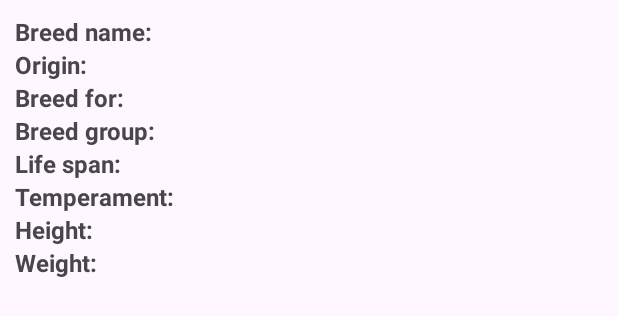
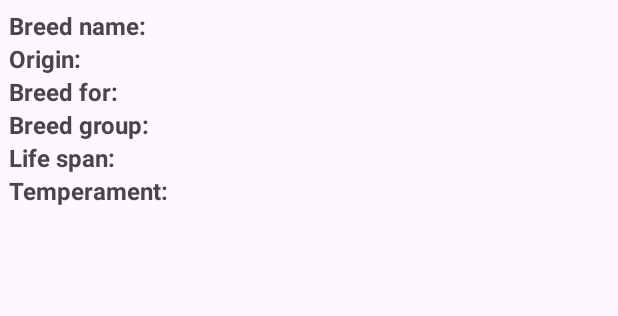
Before and after one commit to nikolalucicc/DogBreedExplorer, an Android app built with Jetpack Compose: the layout fragment_breed_details.xml on its own in the app's theme, with its tools: preview values and no code run, on a phone screen of 412 x 824 dp. Shown: the top 316 px of the screen. Run offline under Robolectric (Android 15) with nearby library versions, the phone set to English and light mode, and no system bars.

```diff
--- a/app/build.gradle.kts
+++ b/app/build.gradle.kts
@@ -59,7 +59,7 @@ dependencies {
     implementation ("com.squareup.retrofit2:converter-gson:2.9.0")
     implementation ("com.squareup.retrofit2:retrofit:2.9.0")
 
-    implementation ("androidx.recyclerview:recyclerview:1.3.1")
+    implementation ("androidx.recyclerview:recyclerview:1.3.2")
     implementation("com.google.android.material:material:1.10.0")
     implementation("androidx.core:core-ktx:1.12.0")
     implementation("androidx.lifecycle:lifecycle-runtime-ktx:2.6.2")
--- a/app/src/main/java/com/dogbreedexplorer/ui/breeds/BreedsAdapter.kt
+++ b/app/src/main/java/com/dogbreedexplorer/ui/breeds/BreedsAdapter.kt
@@ -33,7 +33,6 @@ class BreedsAdapter(val activity: Activity) : RecyclerView.Adapter<BreedsAdapter
         holder.itemView.setOnClickListener(object : View.OnClickListener {
             override fun onClick(v: View?) {
                 val item: Breed = breedList!![position]
-                val id = item.id
                 val activity = v!!.context as AppCompatActivity
 
                 // Kreirajte instancu fragmenta pomoću newInstance metode
@@ -47,7 +46,6 @@ class BreedsAdapter(val activity: Activity) : RecyclerView.Adapter<BreedsAdapter
                         .commit()
                 }
 
-                Toast.makeText(activity, item.id.toString(), Toast.LENGTH_SHORT).show()
             }
         })
     }
--- a/app/src/main/res/layout/card_item.xml
+++ b/app/src/main/res/layout/card_item.xml
@@ -33,7 +33,8 @@
                 tools:ignore="MissingConstraints"
                 tools:text="Naziv rase"
                 app:layout_constraintStart_toStartOf="parent"
-                android:textSize="16dp"/>
+                android:textSize="16dp"
+                android:textStyle="bold"/>
 
             <TextView
                 android:id="@+id/tvOrigin"
@@ -42,7 +43,7 @@
                 app:layout_constraintStart_toStartOf="parent"
                 app:layout_constraintTop_toBottomOf="@id/tvBreed"
                 tools:text="Poreklo"
-                android:textSize="14dp"/>
+                android:textSize="14dp" />
 
             <ImageButton
                 android:id="@+id/liked"
--- a/app/src/main/res/layout/fragment_breed_details.xml
+++ b/app/src/main/res/layout/fragment_breed_details.xml
@@ -9,7 +9,7 @@
     <androidx.constraintlayout.widget.ConstraintLayout
         android:layout_width="match_parent"
         android:layout_height="match_parent"
-        android:layout_margin="10dp">
+        android:layout_margin="6dp">
 
         <TextView
             android:id="@+id/tvBreedName"
@@ -123,43 +123,43 @@
             android:textSize="16sp"
             tools:ignore="MissingConstraints" />
 
-        <TextView
-            android:id="@+id/tvHeight"
-            android:layout_width="wrap_content"
-            android:layout_height="wrap_content"
-            android:text="Height: "
-            android:textStyle="bold"
-            android:textSize="16sp"
-            tools:ignore="MissingConstraints"
-            app:layout_constraintTop_toBottomOf="@+id/tvTemperament"/>
+<!--        <TextView-->
+<!--            android:id="@+id/tvHeight"-->
+<!--            android:layout_width="wrap_content"-->
+<!--            android:layout_height="wrap_content"-->
+<!--            android:text="Height: "-->
+<!--            android:textStyle="bold"-->
+<!--            android:textSize="16sp"-->
+<!--            tools:ignore="MissingConstraints"-->
+<!--            app:layout_constraintTop_toBottomOf="@+id/tvTemperament"/>-->
 
-        <TextView
-            android:id="@+id/tvHeightDetails"
-            android:layout_width="wrap_content"
-            android:layout_height="wrap_content"
-            app:layout_constraintStart_toEndOf="@id/tvHeight"
-            app:layout_constraintTop_toBottomOf="@id/tvTemperament"
-            android:textSize="16sp"
-            tools:ignore="MissingConstraints" />
+<!--        <TextView-->
+<!--            android:id="@+id/tvHeightDetails"-->
+<!--            android:layout_width="wrap_content"-->
+<!--            android:layout_height="wrap_content"-->
+<!--            app:layout_constraintStart_toEndOf="@id/tvHeight"-->
+<!--            app:layout_constraintTop_toBottomOf="@id/tvTemperament"-->
+<!--            android:textSize="16sp"-->
+<!--            tools:ignore="MissingConstraints" />-->
 
-        <TextView
-            android:id="@+id/tvWeight"
-            android:layout_width="wrap_content"
-            android:layout_height="wrap_content"
-            android:text="Weight: "
-            android:textStyle="bold"
-            android:textSize="16sp"
-            tools:ignore="MissingConstraints"
-            app:layout_constraintTop_toBottomOf="@+id/tvHeight"/>
+<!--        <TextView-->
+<!--            android:id="@+id/tvWeight"-->
+<!--            android:layout_width="wrap_content"-->
+<!--            android:layout_height="wrap_content"-->
+<!--            android:text="Weight: "-->
+<!--            android:textStyle="bold"-->
+<!--            android:textSize="16sp"-->
+<!--            tools:ignore="MissingConstraints"-->
+<!--            app:layout_constraintTop_toBottomOf="@+id/tvHeight"/>-->
 
-        <TextView
-            android:id="@+id/tvWeightDetails"
-            android:layout_width="wrap_content"
-            android:layout_height="wrap_content"
-            app:layout_constraintStart_toEndOf="@id/tvWeight"
-            app:layout_constraintTop_toBottomOf="@id/tvHeight"
-            android:textSize="16sp"
-            tools:ignore="MissingConstraints" />
+<!--        <TextView-->
+<!--            android:id="@+id/tvWeightDetails"-->
+<!--            android:layout_width="wrap_content"-->
+<!--            android:layout_height="wrap_content"-->
+<!--            app:layout_constraintStart_toEndOf="@id/tvWeight"-->
+<!--            app:layout_constraintTop_toBottomOf="@id/tvHeight"-->
+<!--            android:textSize="16sp"-->
+<!--            tools:ignore="MissingConstraints" />-->
 
     </androidx.constraintlayout.widget.ConstraintLayout>
 
```
Also changed, not shown: app/src/main/java/com/dogbreedexplorer/ui/breedDetails/BreedDetailsFragment.kt (+35 -0 lines), app/src/main/java/com/dogbreedexplorer/ui/breeds/BreedsFragment.kt (+9 -0 lines), app/src/main/java/com/dogbreedexplorer/utils/model/Breed.kt (+7 -1 lines), app/src/main/res/layout/fragment_home.xml (+77 -26 lines).
